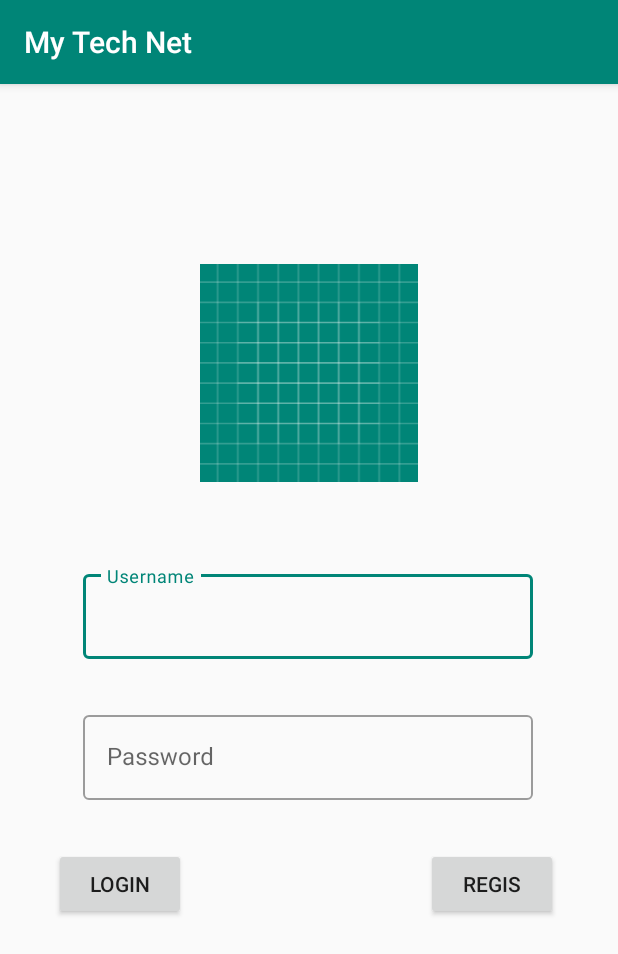
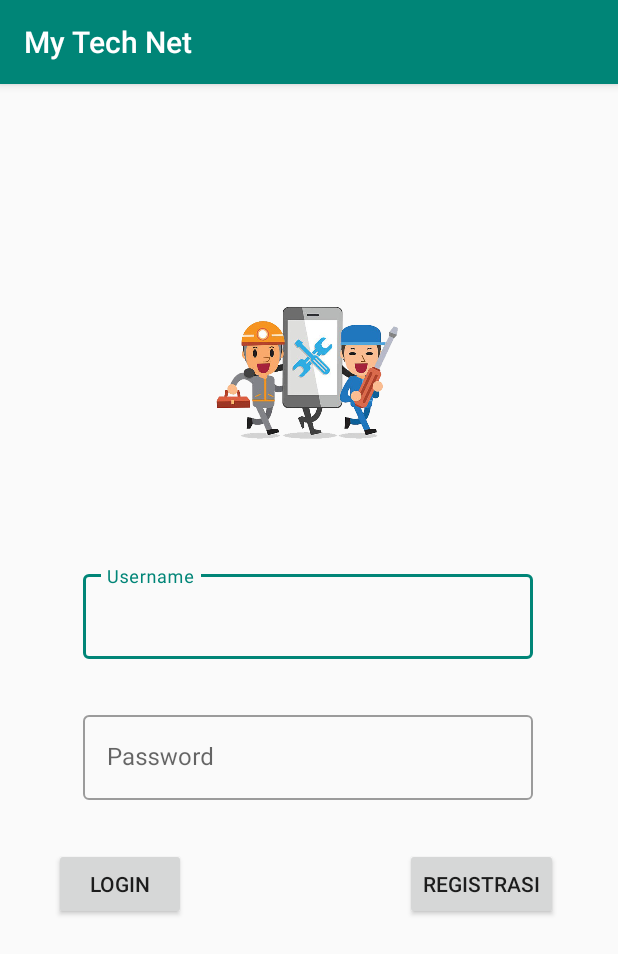
Before and after one commit to canraar07/Go_Teknisi, an Android app: the screen it shows after launch (MainActivity), on a phone screen of 412 x 824 dp. Shown: the top 954 px of the screen. Run offline under Robolectric (Android 15) with nearby library versions, the phone set to English and light mode, and no system bars; libraries missing offline, so code that uses them is left out: com.livinglifetechway.quickpermissions_kotlin; 1 statement that could not run was skipped.

Commit message:
push new Order

```diff
--- a/app/src/main/java/com/goteknisi/adapter/DashboardListAdapter.kt
+++ b/app/src/main/java/com/goteknisi/adapter/DashboardListAdapter.kt
@@ -36,7 +36,7 @@ class DashboardListAdapter(val listValue: ArrayList<DataItem>) :
         holder.textview.text = listValue[position].name
         holder.cardMenu.setOnClickListener {
             val textContent = holder.textview.text
-            if(textContent == "Ketahui Kerusakan Mu"){
+            if(textContent == "Pilih Kerusakan"){
                 val bundle = Bundle()
                 bundle.putString("nama",listValue[position].namacus)
                 bundle.putString("notlp",listValue[position].notlp)
--- a/app/src/main/java/com/goteknisi/ui/dashboarcus/DashboardListFragment.kt
+++ b/app/src/main/java/com/goteknisi/ui/dashboarcus/DashboardListFragment.kt
@@ -16,7 +16,7 @@ import kotlinx.android.synthetic.main.fragment_dashboard_list.*
 
 class DashboardListFragment : Fragment() {
 
-    private val arrayName = arrayOf("Ketahui Kerusakan Mu", "Lihat Teknisi")
+    private val arrayName = arrayOf("Pilih Kerusakan", "Lihat Teknisi")
     private val arrayImg = intArrayOf(R.drawable.question, R.drawable.technician)
     val lisdata = ArrayList<DataItem>()
     var nama = ""
--- a/app/src/main/res/layout/activity_main.xml
+++ b/app/src/main/res/layout/activity_main.xml
@@ -15,7 +15,7 @@
         app:layout_constraintHorizontal_bias="0.498"
         app:layout_constraintStart_toStartOf="parent"
         app:layout_constraintTop_toTopOf="parent"
-        app:srcCompat="@drawable/ic_launcher_background"
+        app:srcCompat="@drawable/logomytechnet"
         tools:ignore="ContentDescription" />
 
     <com.google.android.material.textfield.TextInputLayout
@@ -75,7 +75,7 @@
         android:layout_height="wrap_content"
         android:layout_marginTop="32dp"
         android:layout_marginEnd="40dp"
-        android:text="Regis"
+        android:text="Registrasi"
         app:layout_constraintEnd_toEndOf="parent"
         app:layout_constraintTop_toBottomOf="@+id/textfieldpassword" />
 
--- a/app/src/main/res/layout/template_grid_dashboard.xml
+++ b/app/src/main/res/layout/template_grid_dashboard.xml
@@ -35,8 +35,9 @@
                 android:layout_height="wrap_content"
                 android:layout_marginBottom="10dp"
                 android:textAlignment="center"
+                android:textColor="@color/white"
                 android:text="TextView"
-                android:textSize="15sp"
+                android:textSize="17sp"
                 app:layout_constraintBottom_toBottomOf="parent"
                 app:layout_constraintEnd_toEndOf="parent"
                 app:layout_constraintStart_toStartOf="parent"/>
```
Also changed, not shown: app/src/main/java/com/goteknisi/ui/dashboarcus/DashboardNearby.kt (+15 -1 lines), app/src/main/res/drawable/logomytechnet.png (added).
